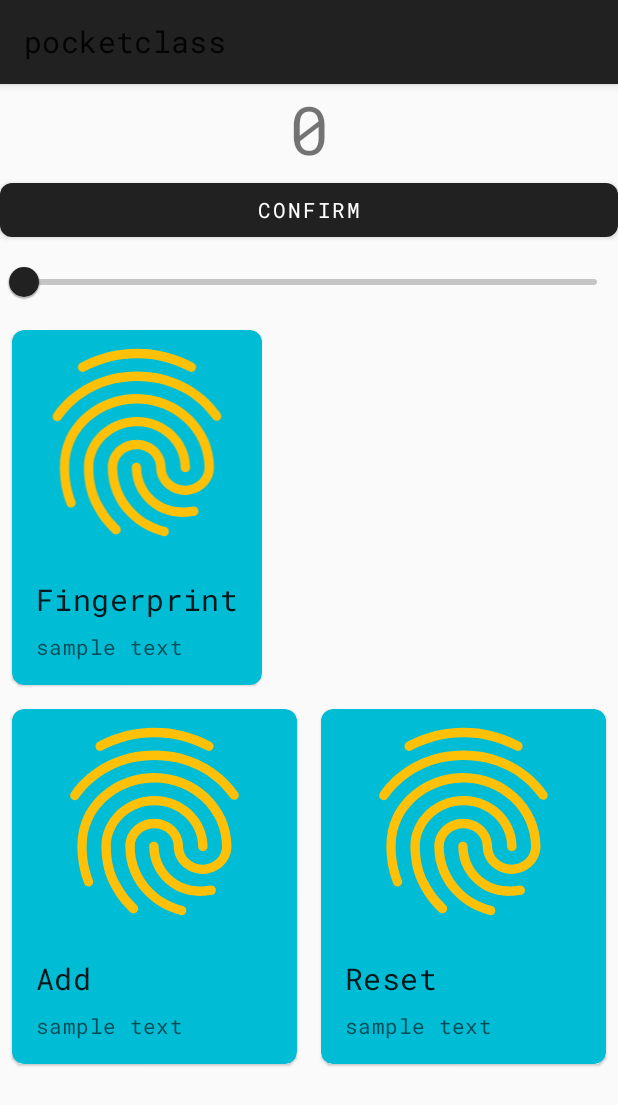
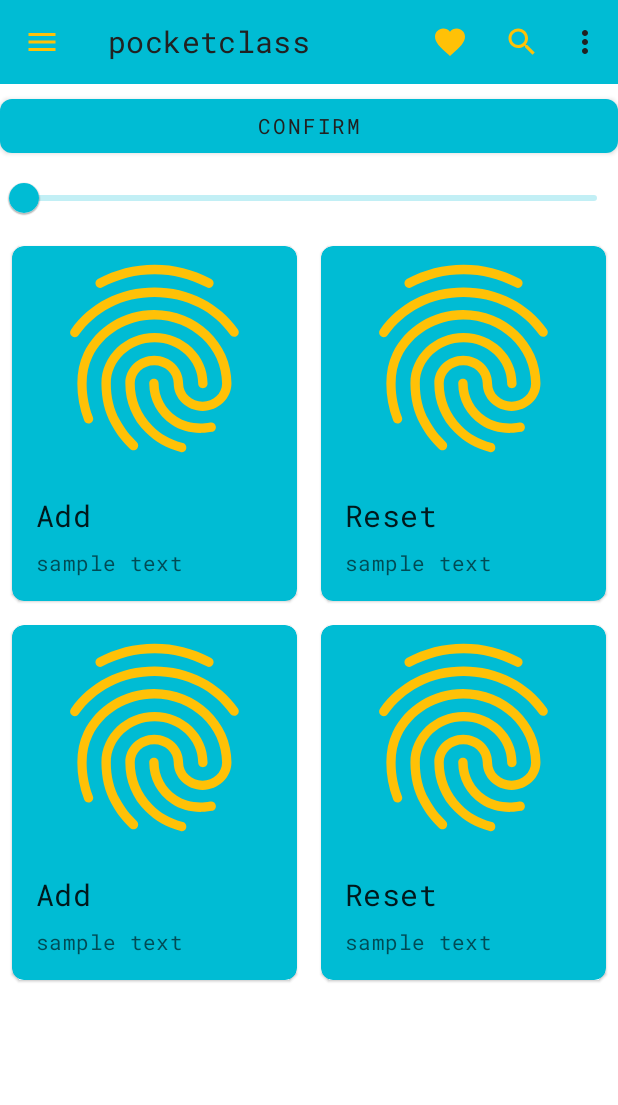
Before and after one commit to vincentstanislav/pocketclass, an Android app: the screen it shows after launch (MainActivity), on a phone screen of 412 x 824 dp. Shown: the top 1105 px of the screen. Run offline under Robolectric (Android 15) with nearby library versions, the phone set to English and light mode, and no system bars.

Commit message:
toolbar and button

```diff
--- a/app/src/main/java/com/gloxeer/pocketclass/MainActivity.java
+++ b/app/src/main/java/com/gloxeer/pocketclass/MainActivity.java
@@ -1,17 +1,22 @@
 package com.gloxeer.pocketclass;
 
 import android.os.Bundle;
+import android.view.Menu;
+import android.view.MenuItem;
 import android.view.View;
 import android.widget.Button;
 import android.widget.TextView;
 import android.widget.Toast;
 
 import androidx.appcompat.app.AppCompatActivity;
+import androidx.appcompat.widget.ButtonBarLayout;
+import androidx.appcompat.widget.Toolbar;
 import androidx.cardview.widget.CardView;
 
 public class MainActivity extends AppCompatActivity implements View.OnClickListener{
 
     //declare variables
+
 
     @Override
     protected void onCreate(Bundle savedInstanceState) {
@@ -21,16 +26,36 @@ public class MainActivity extends AppCompatActivity implements View.OnClickListe
         Button button = findViewById(R.id.confirm);
 
         button.setOnClickListener(this);
+    }
+    @Override
+    public boolean onOptionsItemSelected(MenuItem item) {
+        switch (item.getItemId()) {
+            case R.id.settings:
 
+                return true;
+
+            case R.id.favorite:
+
+                // User chose the "Favorite" action, mark the current item
+                // as a favorite...
+                return true;
+
+            default:
+                // If we got here, the user's action was not recognized.
+                // Invoke the superclass to handle it.
+                return super.onOptionsItemSelected(item);
+
+        }
     }
 
     @Override
     public void onClick(View v) {
-        switch (v.getId()){
+        switch (v.getId()) {
             case R.id.confirm:
-                Toast.makeText(this,"test",Toast.LENGTH_SHORT).show();
+                //Toast.makeText(this, "test", Toast.LENGTH_SHORT).show();
+                Button confirm = (Button) findViewById(R.id.confirm);
+                confirm.setText("changes");
                 break;
         }
-
     }
 }
--- /dev/null
+++ b/app/src/main/res/drawable/ic_baseline_favorite_24.xml
@@ -0,0 +1,5 @@
+<vector android:height="24dp" android:tint="#FFC107"
+    android:viewportHeight="24" android:viewportWidth="24"
+    android:width="24dp" xmlns:android="http://schemas.android.com/apk/res/android">
+    <path android:fillColor="@android:color/white" android:pathData="M12,21.35l-1.45,-1.32C5.4,15.36 2,12.28 2,8.5 2,5.42 4.42,3 7.5,3c1.74,0 3.41,0.81 4.5,2.09C13.09,3.81 14.76,3 16.5,3 19.58,3 22,5.42 22,8.5c0,3.78 -3.4,6.86 -8.55,11.54L12,21.35z"/>
+</vector>
--- /dev/null
+++ b/app/src/main/res/drawable/ic_baseline_menu_24.xml
@@ -0,0 +1,5 @@
+<vector android:height="24dp" android:tint="#FFC107"
+    android:viewportHeight="24" android:viewportWidth="24"
+    android:width="24dp" xmlns:android="http://schemas.android.com/apk/res/android">
+    <path android:fillColor="@android:color/white" android:pathData="M3,18h18v-2L3,16v2zM3,13h18v-2L3,11v2zM3,6v2h18L21,6L3,6z"/>
+</vector>
--- /dev/null
+++ b/app/src/main/res/drawable/ic_baseline_more_vert_24.xml
@@ -0,0 +1,5 @@
+<vector android:height="24dp" android:tint="#FFC107"
+    android:viewportHeight="24" android:viewportWidth="24"
+    android:width="24dp" xmlns:android="http://schemas.android.com/apk/res/android">
+    <path android:fillColor="@android:color/white" android:pathData="M12,8c1.1,0 2,-0.9 2,-2s-0.9,-2 -2,-2 -2,0.9 -2,2 0.9,2 2,2zM12,10c-1.1,0 -2,0.9 -2,2s0.9,2 2,2 2,-0.9 2,-2 -0.9,-2 -2,-2zM12,16c-1.1,0 -2,0.9 -2,2s0.9,2 2,2 2,-0.9 2,-2 -0.9,-2 -2,-2z"/>
+</vector>
--- /dev/null
+++ b/app/src/main/res/drawable/ic_baseline_search_24.xml
@@ -0,0 +1,5 @@
+<vector android:height="24dp" android:tint="#FFC107"
+    android:viewportHeight="24" android:viewportWidth="24"
+    android:width="24dp" xmlns:android="http://schemas.android.com/apk/res/android">
+    <path android:fillColor="@android:color/white" android:pathData="M15.5,14h-0.79l-0.28,-0.27C15.41,12.59 16,11.11 16,9.5 16,5.91 13.09,3 9.5,3S3,5.91 3,9.5 5.91,16 9.5,16c1.61,0 3.09,-0.59 4.23,-1.57l0.27,0.28v0.79l5,4.99L20.49,19l-4.99,-5zM9.5,14C7.01,14 5,11.99 5,9.5S7.01,5 9.5,5 14,7.01 14,9.5 11.99,14 9.5,14z"/>
+</vector>
--- a/app/src/main/res/layout/activity_main.xml
+++ b/app/src/main/res/layout/activity_main.xml
@@ -13,10 +13,7 @@
         android:text="0"
         android:textSize="20pt"
         android:layout_centerHorizontal="true"
-        app:layout_constraintBottom_toBottomOf="parent"
-        app:layout_constraintLeft_toLeftOf="parent"
-        app:layout_constraintRight_toRightOf="parent"
-        app:layout_constraintTop_toTopOf="parent"/>
+        />
 
     <com.google.android.material.button.MaterialButton
         android:id="@+id/confirm"
@@ -32,63 +29,12 @@
         android:layout_below="@+id/confirm"
         />
 
-    <com.google.android.material.card.MaterialCardView
-        android:id="@+id/card_sample"
-        android:layout_width="wrap_content"
+    <LinearLayout
+        android:orientation="horizontal"
+        android:id="@+id/line1"
         android:layout_height="wrap_content"
-        android:backgroundTint="@color/primary"
-        android:layout_margin="8dp"
+        android:layout_width="fill_parent"
         android:layout_below="@+id/slider">
-
-        <LinearLayout
-            android:layout_width="wrap_content"
-            android:layout_height="wrap_content"
-            android:orientation="vertical"
-            android:layout_below="@+id/card_sample">
-
-            <!-- Media -->
-            <ImageView
-                android:layout_width="match_parent"
-                android:layout_height="150dp"
-                app:srcCompat="@drawable/ic_baseline_fingerprint_24"
-                android:contentDescription="fingerprint"
-                />
-
-            <LinearLayout
-                android:layout_width="match_parent"
-                android:layout_height="wrap_content"
-                android:orientation="vertical"
-                android:padding="16dp">
-
-                <!-- Title, secondary and supporting text -->
-                <TextView
-                    android:layout_width="wrap_content"
-                    android:layout_height="wrap_content"
-                    android:text="Fingerprint"
-                    android:textAppearance="?attr/textAppearanceHeadline6"
-                    />
-                <TextView
-                    android:layout_width="wrap_content"
-                    android:layout_height="wrap_content"
-                    android:layout_marginTop="8dp"
-                    android:text="sample text"
-                    android:textAppearance="?attr/textAppearanceBody2"
-                    android:textColor="?android:attr/textColorSecondary"
-                    />
-
-
-            </LinearLayout>
-
-            <!-- Buttons -->
-        </LinearLayout>
-
-    </com.google.android.material.card.MaterialCardView>
-
-
-    <LinearLayout android:orientation="horizontal"
-        android:layout_height="fill_parent"
-        android:layout_width="fill_parent"
-        android:layout_below="@+id/card_sample">
 
         <LinearLayout
             android:layout_weight="1"
@@ -208,4 +154,163 @@
     </LinearLayout>
 
 
+    <LinearLayout
+        android:id="@+id/line2"
+        android:orientation="horizontal"
+        android:layout_height="wrap_content"
+        android:layout_width="fill_parent"
+        android:layout_below="@+id/line1">
+
+        <LinearLayout
+            android:layout_weight="1"
+            android:layout_height="fill_parent"
+            android:layout_width="0dp">
+
+            <com.google.android.material.card.MaterialCardView
+                android:id="@+id/card1"
+                android:layout_width="match_parent"
+                android:layout_height="wrap_content"
+                android:backgroundTint="@color/primary"
+                android:layout_margin="8dp"
+                android:layout_below="@+id/slider">
+
+                <LinearLayout
+                    android:layout_width="match_parent"
+                    android:layout_height="wrap_content"
+                    android:orientation="vertical"
+                    android:layout_below="@+id/card_sample">
+
+                    <!-- Media -->
+                    <ImageView
+                        android:layout_width="match_parent"
+                        android:layout_height="150dp"
+                        app:srcCompat="@drawable/ic_baseline_fingerprint_24"
+                        android:contentDescription="fingerprint"
+                        />
+
+                    <LinearLayout
+                        android:layout_width="match_parent"
+                        android:layout_height="wrap_content"
+                        android:orientation="vertical"
+                        android:padding="16dp">
+
+                        <!-- Title, secondary and supporting text -->
+                        <TextView
+                            android:layout_width="wrap_content"
+                            android:layout_height="wrap_content"
+                            android:text="Add"
+                            android:textAppearance="?attr/textAppearanceHeadline6"
+                            />
+                        <TextView
+                            android:layout_width="wrap_content"
+                            android:layout_height="wrap_content"
+                            android:layout_marginTop="8dp"
+                            android:text="sample text"
+                            android:textAppearance="?attr/textAppearanceBody2"
+                            android:textColor="?android:attr/textColorSecondary"
+                            />
+
+
+                    </LinearLayout>
+
+                    <!-- Buttons -->
+                </LinearLayout>
+
+            </com.google.android.material.card.MaterialCardView>
+
+        </LinearLayout>
+        <LinearLayout
+            android:layout_weight="1"
+            android:layout_height="fill_parent"
+            android:layout_width="0dp">
+            <com.google.android.material.card.MaterialCardView
+                android:id="@+id/card2"
+                android:layout_width="match_parent"
+                android:layout_height="wrap_content"
+                android:backgroundTint="@color/primary"
+                android:layout_margin="8dp"
+                android:layout_below="@+id/slider">
+
+                <LinearLayout
+                    android:layout_width="match_parent"
+                    android:layout_height="wrap_content"
+                    android:orientation="vertical"
+                    android:layout_below="@+id/card_sample">
+
+                    <!-- Media -->
+                    <ImageView
+                        android:layout_width="match_parent"
+                        android:layout_height="150dp"
+                        app:srcCompat="@drawable/ic_baseline_fingerprint_24"
+                        android:contentDescription="fingerprint"
+                        />
+
+                    <LinearLayout
+                        android:layout_width="match_parent"
+                        android:layout_height="wrap_content"
+                        android:orientation="vertical"
+                        android:padding="16dp">
+
+                        <!-- Title, secondary and supporting text -->
+                        <TextView
+                            android:layout_width="wrap_content"
+                            android:layout_height="wrap_content"
+                            android:text="Reset"
+                            android:textAppearance="?attr/textAppearanceHeadline6"
+                            />
+                        <TextView
+                            android:layout_width="wrap_content"
+                            android:layout_height="wrap_content"
+                            android:layout_marginTop="8dp"
+                            android:text="sample text"
+                            android:textAppearance="?attr/textAppearanceBody2"
+                            android:textColor="?android:attr/textColorSecondary"
+                            />
+
+
+                    </LinearLayout>
+
+                    <!-- Buttons -->
+                </LinearLayout>
+
+            </com.google.android.material.card.MaterialCardView>
+
+        </LinearLayout>
+    </LinearLayout>
+
+
+
+    <androidx.coordinatorlayout.widget.CoordinatorLayout
+    android:layout_width="match_parent"
+    android:layout_height="match_parent">
+
+    <com.google.android.material.appbar.AppBarLayout
+        android:layout_width="match_parent"
+        android:layout_height="wrap_content"
+        app:liftOnScroll="true">
+
+        <com.google.android.material.appbar.MaterialToolbar
+            android:id="@+id/topAppBar"
+            android:layout_width="match_parent"
+            android:layout_height="?attr/actionBarSize"
+            app:title="@string/page_title"
+            app:menu="@menu/top_app_bar"
+            app:navigationIcon="@drawable/ic_baseline_menu_24"
+            style="@style/Widget.MaterialComponents.Toolbar.Primary"
+            />
+
+    </com.google.android.material.appbar.AppBarLayout>
+
+    <!-- Note: A RecyclerView can also be used -->
+    <androidx.core.widget.NestedScrollView
+        android:layout_width="match_parent"
+        android:layout_height="match_parent"
+        app:layout_behavior="@string/appbar_scrolling_view_behavior">
+
+        <!-- Scrollable content -->
+
+    </androidx.core.widget.NestedScrollView>
+
+</androidx.coordinatorlayout.widget.CoordinatorLayout>
+
 </RelativeLayout>
--- /dev/null
+++ b/app/src/main/res/menu/top_app_bar.xml
@@ -0,0 +1,30 @@
+<menu xmlns:android="http://schemas.android.com/apk/res/android"
+    xmlns:app="http://schemas.android.com/apk/res-auto">
+
+    <item
+        android:id="@+id/favorite"
+        android:icon="@drawable/ic_baseline_favorite_24"
+        android:title="@string/favorite"
+        android:contentDescription="@string/content_description_favorite"
+        app:showAsAction="ifRoom" />
+
+    <item
+        android:id="@+id/search"
+        android:icon="@drawable/ic_baseline_search_24"
+        android:title="@string/search"
+        android:contentDescription="@string/content_description_search"
+        app:showAsAction="ifRoom" />
+
+    <item
+        android:id="@+id/more"
+        android:title="@string/more"
+        android:contentDescription="@string/content_description_more"
+        app:showAsAction="never" />
+
+    <item
+        android:id="@+id/settings"
+        android:title="@string/settings"
+        android:contentDescription="@string/content_description_more"
+        app:showAsAction="never" />
+
+</menu>
--- a/app/src/main/res/values/strings.xml
+++ b/app/src/main/res/values/strings.xml
@@ -1,3 +1,14 @@
 <resources>
     <string name="app_name">pocketclass</string>
+    <string name="page_title">pocketclass</string>
+    <string name="favorite">favorite</string>
+    <string name="search">search</string>
+    <string name="more">more</string>
+
+
+
+    <string name="content_description_favorite">favorite</string>
+    <string name="content_description_search">search</string>
+    <string name="content_description_more">more</string>
+    <string name="settings">Settings</string>
 </resources>
--- a/app/src/main/res/values/styles.xml
+++ b/app/src/main/res/values/styles.xml
@@ -2,19 +2,17 @@
     <!-- Base application theme. -->
     <!--<style name="AppTheme" parent="Theme.AppCompat.Light.DarkActionBar">-->
 
-    <style name="AppTheme" parent="Theme.MaterialComponents.Light">
-        <item name="colorPrimary">#212121</item>
-        <item name="colorPrimaryVariant">#000000</item>
-        <item name="colorOnPrimary">#FFFFFF</item>
-        <item name="colorSecondary">#2962FF</item>
-        <item name="colorSecondaryVariant">#0039CB</item>
-        <item name="colorOnSecondary">#FFFFFF</item>
-        <item name="colorError">#F44336</item>
-        <item name="colorOnError">#FFFFFF</item>
-        <item name="colorSurface">#FFFFFF</item>
-        <item name="colorOnSurface">#212121</item>
-        <item name="android:colorBackground">@color/background</item>
+    <style name="AppTheme" parent="Theme.MaterialComponents.Light.NoActionBar">
+        <item name="colorPrimary">@color/primary</item>
+        <item name="colorPrimaryVariant">@color/primary_dark</item>
+        <item name="colorOnPrimary">@color/primary_text</item>
+        <item name="colorAccent">@color/accent</item>
+        <item name="colorSurface">@color/icons</item>
+        <item name="colorOnSurface">@color/divider</item>
+        <item name="colorControlNormal">#FFFFFF</item>
         <item name="colorOnBackground">#212121</item>
+        <item name="android:navigationBarColor">@color/primary</item>
+
 
         <item name="fontFamily">@font/app_font</item>
         <item name="android:fontFamily">@font/app_font</item>
```
